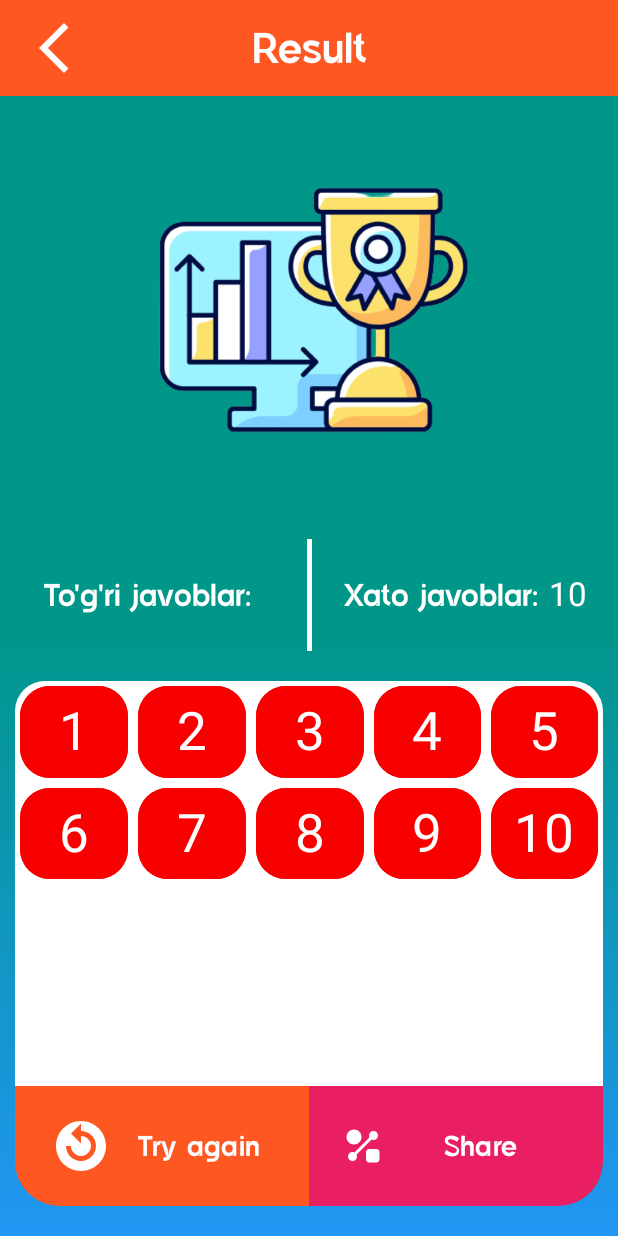
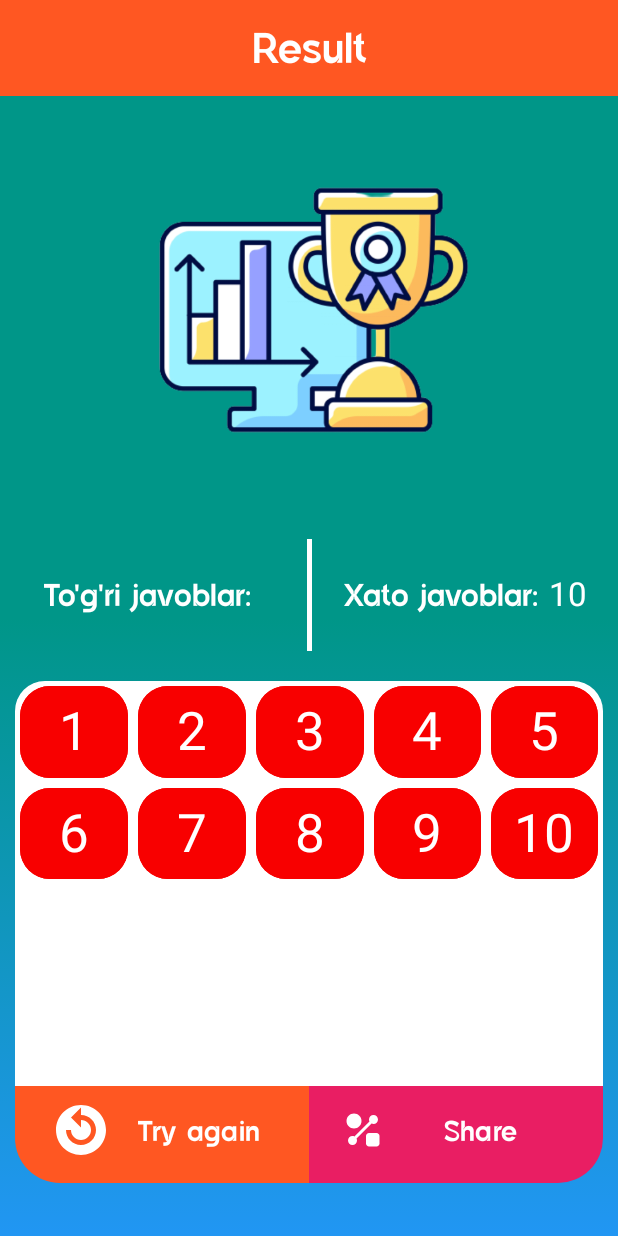
Before and after one commit to behzod234963/QuizApp, an Android app: the ResultActivity screen opened directly, with no data from a screen before it, on a phone screen of 412 x 824 dp. Run offline under Robolectric (Android 15) with nearby library versions, the phone set to English and light mode, and no system bars.

Commit message:
quiz app

```diff
--- a/app/src/main/java/com/example/quizapp/ResultActivity.kt
+++ b/app/src/main/java/com/example/quizapp/ResultActivity.kt
@@ -31,6 +31,7 @@ class ResultActivity: AppCompatActivity() {
         setContentView(R.layout.activity_result)
 
         initViews()
+        shareResult()
 
     }
 
@@ -190,4 +191,15 @@ class ResultActivity: AppCompatActivity() {
         }
 
     }
+    private fun shareResult(){
+
+        bShare.setOnClickListener {
+
+            val intent=Intent(Intent.ACTION_SEND)
+            intent.type="text/plain"
+            intent.putExtra(Intent.EXTRA_TEXT,"Salom")
+            startActivity(Intent.createChooser(intent,"Share"))
+        }
+
+    }
 }
--- a/app/src/main/java/com/example/quizapp/TestActivity.kt
+++ b/app/src/main/java/com/example/quizapp/TestActivity.kt
@@ -11,6 +11,7 @@ import android.widget.TextView
 import android.widget.Toast
 import androidx.appcompat.app.AppCompatActivity
 import com.example.quizapp.savollar.Savollar
+import kotlin.random.Random
 
 class TestActivity : AppCompatActivity() {
     lateinit var ivBack:ImageView
@@ -94,6 +95,7 @@ class TestActivity : AppCompatActivity() {
         selected = 0
         tvQuestionNumber.text = "Question ${i + 1}/${questions.size}"
         tvQuestion.text = questions[i].savol
+
         rbAnswer1.text = questions[i].javob1
         rbAnswer1.isChecked=false
         rbAnswer2.text = questions[i].javob2
@@ -113,9 +115,10 @@ class TestActivity : AppCompatActivity() {
         questions.add(Savollar("Oktebar revolyutsiyasi qachon bo'lib o'tgan", "1912-yil", "1914-yil", "1917-yil", "1918-yil", 3))
         questions.add(Savollar("Buxoro xoni Abdullaxon II qachon tug'ilgan?", "1540-yil", "1535-yil", "1512-yil", "1533-yil", 4))
         questions.add(Savollar("Xiva xonligining oxirgi xoni kim?", "Said Abdullaxon", "Asfandiyorxon", "Amir Olimxon", "Junaidxon", 1))
-        questions.add(Savollar("Jalol ad-Din Manguberdi nechanchi yilda o'ldirilgan?", "1233-yil", "1231-til", "1232-yil", "1234-yil", 2))
+        questions.add(Savollar("Jalol ad-Din Manguberdi nechanchi yilda o'ldirilgan?", "1233-yil", "1231-yil", "1232-yil", "1234-yil", 2))
         questions.add(Savollar("Nyurnbeg protsessi qachon tugatilgan?", "1945-yil,4-iyul", "1946-yil,10-yanvar", "1946-yil,21dekabr", "1946-yil,1-oktabr", 4))
         questions.add(Savollar("Ikkinchi jahon urushida Germaniya nechanchi kapitulyatsiya qilgan?", "1946-yil", "1945-yil", "1944-yil", "1947-yil", 2))
+        questions.add(Savollar("Холокост qachon boshlangan?", "1932-yil", "1934-yil", "1933-yil", "1935-yil", 3))
     }
     fun backToName(){
 
--- a/app/src/main/res/layout/activity_result.xml
+++ b/app/src/main/res/layout/activity_result.xml
@@ -15,11 +15,6 @@
         <androidx.appcompat.widget.Toolbar
             android:layout_width="match_parent"
             android:layout_height="?attr/actionBarSize">
-            <ImageView
-                android:id="@+id/iv_back_to_test"
-                android:layout_width="40dp"
-                android:layout_height="40dp"
-                android:src="@drawable/pic_back_question"/>
             <TextView
                 android:layout_width="wrap_content"
                 android:layout_height="wrap_content"
@@ -308,10 +303,12 @@
                 android:textSize="20sp"
                 android:fontFamily="@font/script"
                 android:textColor="@color/white"
+                android:layout_marginBottom="10dp"
                 app:backgroundTint="@null"
                 android:background="@drawable/bg_b_try_again"/>
             <Button
                 android:id="@+id/b_share_result"
+                android:layout_marginBottom="10dp"
                 android:layout_width="match_parent"
                 android:layout_height="match_parent"
                 android:layout_weight="1"
```
